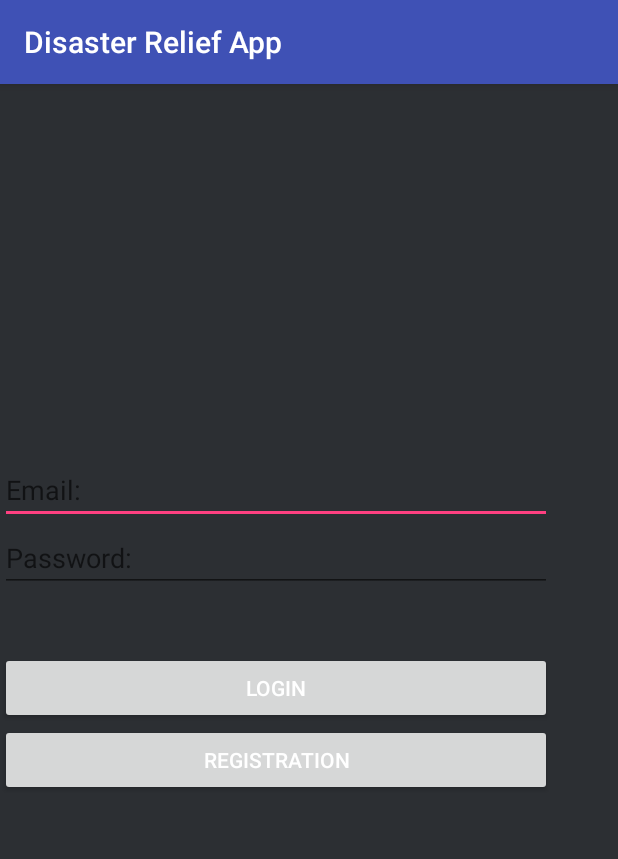
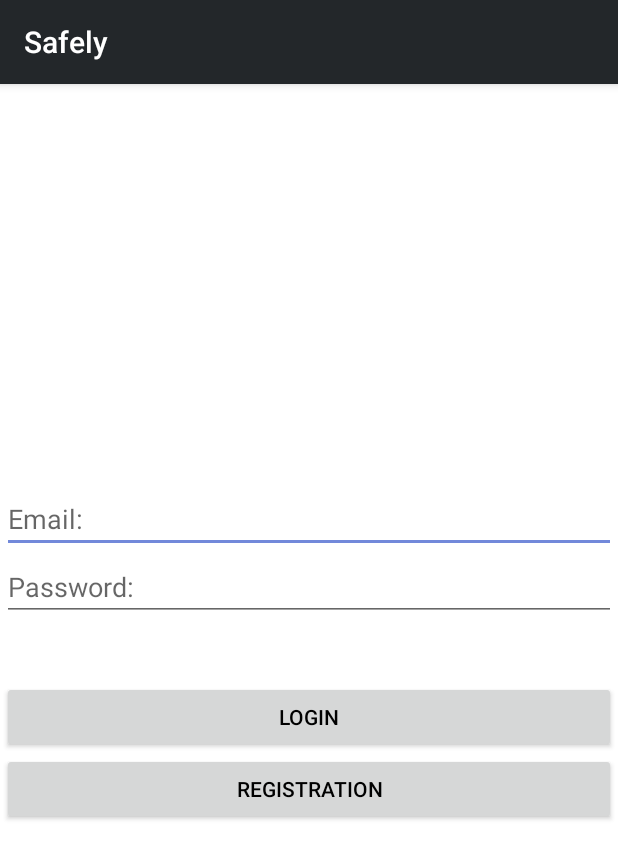
Before and after one commit to KaTaiHo/hacktx2017, an Android app: the screen it shows after launch (MainActivity), after a tap on "REGISTRATION", on a phone screen of 412 x 824 dp. Shown: the top 859 px of the screen. Run offline under Robolectric (Android 15) with nearby library versions, the phone set to English and light mode, and no system bars; our stand-ins replace Firebase (no records; nobody signed in at launch, a user with empty details on screens opened directly).

Commit message:
fixed centering

```diff
--- a/app/src/main/java/com/example/kataiho/hacktx2017/MainActivity.java
+++ b/app/src/main/java/com/example/kataiho/hacktx2017/MainActivity.java
@@ -16,17 +16,27 @@ import com.google.android.gms.tasks.Task;
 import com.google.firebase.auth.AuthResult;
 import com.google.firebase.auth.FirebaseAuth;
 import com.google.firebase.auth.FirebaseUser;
+import com.google.firebase.database.DatabaseReference;
+import com.google.firebase.database.FirebaseDatabase;
 
 public class MainActivity extends AppCompatActivity implements View.OnClickListener {
 
     private EditText emailField, passwordField;
     private Button loginButton, registerButton;
+    private static final String TAG = "MainActivity";
+
     public FirebaseAuth mAuth;
     public FirebaseAuth.AuthStateListener mAuthListener;
-    private static final String TAG = "MainActivity";
+
+    private DatabaseReference mDatabase;
+
+    static private boolean isOkay;
 
     protected void onCreate(Bundle savedInstanceState) {
         super.onCreate(savedInstanceState);
+
+        mDatabase = FirebaseDatabase.getInstance().getReference();
+
         setContentView(R.layout.activity_main);
 
         registerButton = (Button) findViewById(R.id.registerButton);
@@ -36,6 +46,8 @@ public class MainActivity extends AppCompatActivity implements View.OnClickListe
 
         registerButton.setOnClickListener(this);
         loginButton.setOnClickListener(this);
+
+        isOkay = true;
 
         mAuth = FirebaseAuth.getInstance();
         mAuthListener = new FirebaseAuth.AuthStateListener() {
@@ -58,15 +70,17 @@ public class MainActivity extends AppCompatActivity implements View.OnClickListe
     public void onClick(View view) {
         if (view == registerButton) {
             //register the user
-            if (registerUser()) {
+            if (registerUser() && isOkay) {
+
+
+
                 Intent changeToDisasterSelection = new Intent(getApplicationContext(), DisasterSelection.class);
                 startActivity(changeToDisasterSelection);
             }
-
         }
         else if (view == loginButton) {
             //login the user via firebase
-            if (loginUser()) {
+            if (loginUser() && isOkay) {
                 //switch screens
                 Intent changeToDisasterSelection = new Intent(getApplicationContext(), DisasterSelection.class);
                 startActivity(changeToDisasterSelection);
@@ -78,13 +92,17 @@ public class MainActivity extends AppCompatActivity implements View.OnClickListe
         String userEmail = emailField.getText().toString().trim();
         String userPassword = emailField.getText().toString().trim();
 
+
         if (userEmail.isEmpty()) {
             Toast.makeText(this, "Please enter your email", Toast.LENGTH_SHORT).show();
-            return false;
+            isOkay = false;
+            return isOkay;
         }
 
         if (userPassword.isEmpty()) {
             Toast.makeText(this, "Please enter your password", Toast.LENGTH_SHORT).show();
+            isOkay = false;
+            return isOkay;
         }
 
         mAuth.createUserWithEmailAndPassword(userEmail, userPassword)
@@ -95,21 +113,36 @@ public class MainActivity extends AppCompatActivity implements View.OnClickListe
                             // Sign in success, update UI with the signed-in user's information
                             Log.d(TAG, "createUserWithEmail:success");
                             FirebaseUser user = mAuth.getCurrentUser();
+                            MainActivity.isOkay = true;
                         } else {
                             // If sign in fails, display a message to the user.
                             Log.w(TAG, "createUserWithEmail:failure", task.getException());
+                            MainActivity.isOkay = false;
                         }
 
                         // ...
                     }
                 });
 
-        return true;
+        return isOkay;
     }
 
     public boolean loginUser() {
         String userEmail = emailField.getText().toString().trim();
         String userPassword = emailField.getText().toString().trim();
+
+
+        if (userEmail.isEmpty()) {
+            Toast.makeText(this, "Please enter your email", Toast.LENGTH_SHORT).show();
+            isOkay = false;
+            return isOkay;
+        }
+
+        if (userPassword.isEmpty()) {
+            Toast.makeText(this, "Please enter your password", Toast.LENGTH_SHORT).show();
+            isOkay = false;
+            return isOkay;
+        }
 
         mAuth.signInWithEmailAndPassword(userEmail, userPassword)
                 .addOnCompleteListener(this, new OnCompleteListener<AuthResult>() {
@@ -119,16 +152,18 @@ public class MainActivity extends AppCompatActivity implements View.OnClickListe
                             // Sign in success, update UI with the signed-in user's information
                             Log.d(TAG, "signInWithEmail:success");
                             FirebaseUser user = mAuth.getCurrentUser();
+                            MainActivity.isOkay = true;
                         } else {
                             // If sign in fails, display a message to the user.
                             Log.w(TAG, "signInWithEmail:failure", task.getException());
+                            MainActivity.isOkay = false;
                         }
 
                         // ...
                     }
                 });
 
-        return true;
+        return isOkay;
     }
 
     @Override
@@ -144,4 +179,9 @@ public class MainActivity extends AppCompatActivity implements View.OnClickListe
             mAuth.removeAuthStateListener(mAuthListener);
         }
     }
+
+    private void writeNewUser(String userId, String name, String email) {
+        User user = new User(name, email, false);
+        mDatabase.child("users").child(userId).setValue(user);
+    }
 }
--- a/app/src/main/res/layout/activity_main.xml
+++ b/app/src/main/res/layout/activity_main.xml
@@ -4,17 +4,22 @@
     xmlns:tools="http://schemas.android.com/tools"
     android:layout_width="match_parent"
     android:layout_height="match_parent"
-    android:background="#2c2f33"
+    android:background="#ffffff"
     tools:context="com.example.kataiho.hacktx2017.MainActivity">
 
 
     <LinearLayout
-        android:layout_width="368dp"
-        android:layout_height="495dp"
+        android:id="@+id/linearLayout"
+        android:layout_width="0dp"
+        android:layout_height="505dp"
+        android:layout_marginEnd="1dp"
+        android:layout_marginStart="1dp"
         android:layout_marginTop="8dp"
+        android:gravity="center"
         android:orientation="vertical"
-        app:layout_constraintTop_toTopOf="parent"
-        tools:layout_editor_absoluteX="8dp">
+        app:layout_constraintEnd_toEndOf="parent"
+        app:layout_constraintStart_toStartOf="parent"
+        app:layout_constraintTop_toTopOf="parent">
 
         <EditText
             android:id="@+id/emailField"
@@ -24,7 +29,7 @@
             android:ems="10"
             android:hint="Email:"
             android:inputType="textEmailAddress"
-            android:textColor="#ffffff"
+            android:textColor="#000"
             tools:layout_editor_absoluteX="8dp"
             tools:layout_editor_absoluteY="234dp" />
 
@@ -35,7 +40,7 @@
             android:ems="10"
             android:hint="Password:"
             android:inputType="textPassword"
-            android:textColor="#ffffff"
+            android:textColor="#000"
             tools:layout_editor_absoluteX="8dp"
             tools:layout_editor_absoluteY="286dp" />
 
@@ -45,7 +50,7 @@
             android:layout_height="48dp"
             android:layout_marginTop="40dp"
             android:text="Login"
-            android:textColor="#ffffff"
+            android:textColor="#000"
             tools:layout_editor_absoluteX="8dp"
             tools:layout_editor_absoluteY="377dp" />
 
@@ -54,7 +59,7 @@
             android:layout_width="match_parent"
             android:layout_height="48dp"
             android:text="Registration"
-            android:textColor="#ffffff"
+            android:textColor="#000"
             tools:layout_editor_absoluteX="8dp"
             tools:layout_editor_absoluteY="440dp" />
 
--- a/app/src/main/res/values/colors.xml
+++ b/app/src/main/res/values/colors.xml
@@ -1,6 +1,6 @@
 <?xml version="1.0" encoding="utf-8"?>
 <resources>
-    <color name="colorPrimary">#3F51B5</color>
-    <color name="colorPrimaryDark">#303F9F</color>
-    <color name="colorAccent">#FF4081</color>
+    <color name="colorPrimary">#23272a</color>
+    <color name="colorPrimaryDark">	#23272a</color>
+    <color name="colorAccent">#7289da</color>
 </resources>
--- a/app/src/main/res/values/strings.xml
+++ b/app/src/main/res/values/strings.xml
@@ -1,4 +1,4 @@
 <resources>
-    <string name="app_name">Disaster Relief App</string>
+    <string name="app_name">Safely</string>
     <string name="disaster_header">Report a Disaster</string>
 </resources>
```
Also changed, not shown: app/src/main/java/com/example/kataiho/hacktx2017/User.java (added, +21 -0 lines), app/src/main/res/layout/activity_disaster_details.xml (+11 -0 lines), app/src/main/res/layout/activity_disaster_selection.xml (+14 -7 lines), app/src/main/java/com/example/kataiho/hacktx2017/DisasterDetails.java (line endings or trailing spaces).
